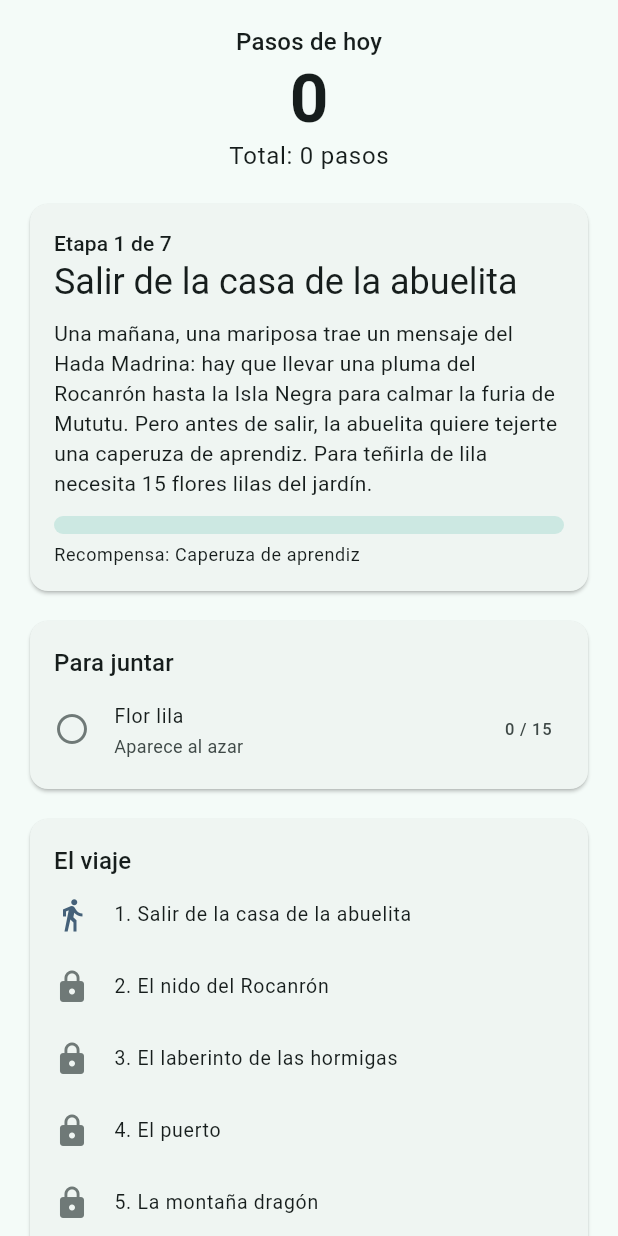
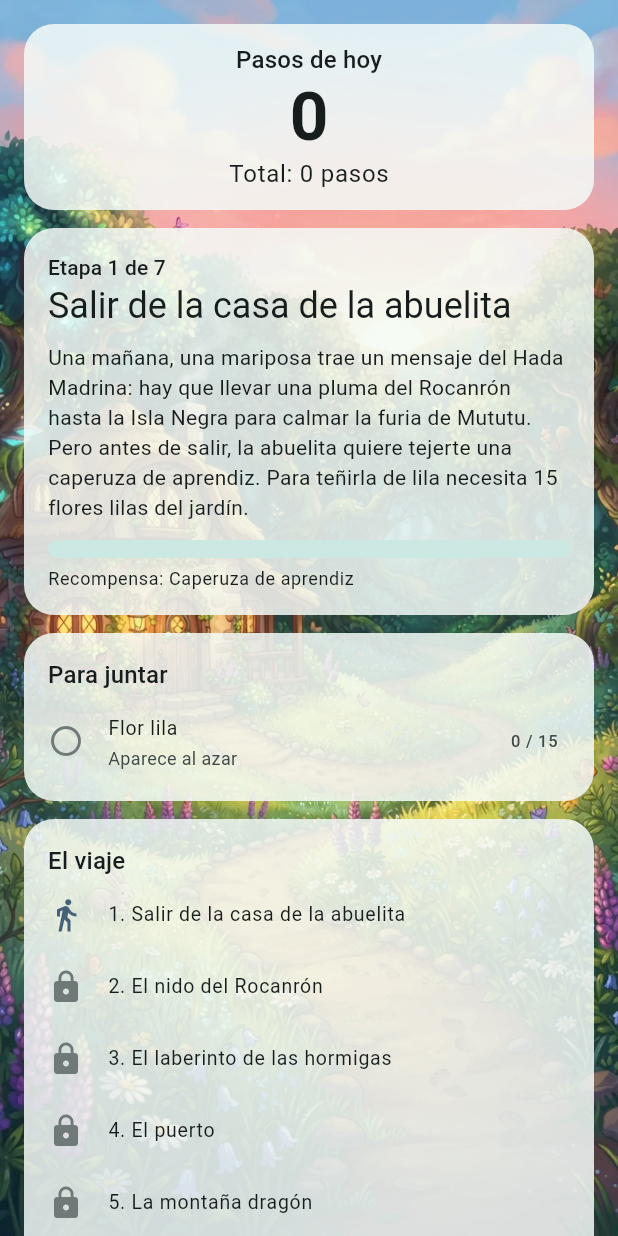
Before and after one commit to Ivanknop/gramonia-steps, a Flutter app: the screen it shows after launch, on a phone screen of 412 x 824 dp. Run offline on Flutter 3.47's test engine with Material 3 defaults, Android fonts, the phone set to English and light mode, and no system bars; our stand-ins replace material_ui, pedometer, permission_handler, shared_preferences.

Commit message:
Fondos ilustrados por etapa con fundido, paneles semitransparentes e ícono de la app
- 7 fondos en WebP (768×1376, 744 KB en total) en assets/backgrounds/.
- Fondo a pantalla completa con fundido al cambiar de etapa; después del
  final queda el de la etapa 7.
- Ícono con flutter_launcher_icons, adaptativo con fondo #60AFE1.
- arte/ queda fuera de git.

Co-Authored-By: Claude Opus 5.5 <noreply@anthropic.com>

```diff
--- a/lib/data/chapter1.dart
+++ b/lib/data/chapter1.dart
@@ -167,6 +167,7 @@ const chapter1 = Chapter(
   stages: [
     Stage(
       id: 'casa_abuelita',
+      background: 'assets/backgrounds/stage_1.webp',
       name: 'Salir de la casa de la abuelita',
       intro:
           'Una mañana, una mariposa trae un mensaje del Hada Madrina: hay que '
@@ -185,6 +186,7 @@ const chapter1 = Chapter(
     ),
     Stage(
       id: 'nido_rocanron',
+      background: 'assets/backgrounds/stage_2.webp',
       name: 'El nido del Rocanrón',
       intro:
           'En lo más alto del bosque vive el Rocanrón, un pájaro enorme que '
@@ -219,6 +221,7 @@ const chapter1 = Chapter(
     ),
     Stage(
       id: 'laberinto_hormigas',
+      background: 'assets/backgrounds/stage_3.webp',
       name: 'El laberinto de las hormigas',
       intro:
           'Para salir del bosque hay que cruzar el laberinto de las hormigas '
@@ -252,6 +255,7 @@ const chapter1 = Chapter(
     ),
     Stage(
       id: 'puerto',
+      background: 'assets/backgrounds/stage_4.webp',
       name: 'El puerto',
       travelSteps: 10000,
       travelText:
@@ -271,6 +275,7 @@ const chapter1 = Chapter(
     ),
     Stage(
       id: 'montana_dragon',
+      background: 'assets/backgrounds/stage_5.webp',
       name: 'La montaña dragón',
       travelSteps: 15000,
       travelText:
@@ -307,6 +312,7 @@ const chapter1 = Chapter(
     ),
     Stage(
       id: 'casa_papa',
+      background: 'assets/backgrounds/stage_6.webp',
       name: 'La casa de papá Caperucita',
       travelSteps: 5000,
       travelText:
@@ -334,6 +340,7 @@ const chapter1 = Chapter(
     ),
     Stage(
       id: 'barco',
+      background: 'assets/backgrounds/stage_7.webp',
       name: 'El barco',
       travelSteps: 5000,
       travelText:
--- a/lib/logic/chapter.dart
+++ b/lib/logic/chapter.dart
@@ -97,11 +97,15 @@ class Stage {
     this.exchanges = const [],
     required this.reward,
     required this.completeMessage,
+    required this.background,
   });
 
   /// Se guarda en el celular: no cambiarlo sin migrar la partida.
   final String id;
   final String name;
+
+  /// Ilustración de fondo (ruta del asset).
+  final String background;
 
   /// Texto al empezar a juntar objetos (después de llegar).
   final String intro;
--- a/lib/ui/home_screen.dart
+++ b/lib/ui/home_screen.dart
@@ -64,42 +64,124 @@ class _HomeScreenState extends State<HomeScreen> {
     final controller = widget.controller;
     final engine = controller.engine;
     return Scaffold(
-      body: SafeArea(
-        child: ListenableBuilder(
+      backgroundColor: Colors.black,
+      body: ListenableBuilder(
         listenable: controller,
         builder: (context, _) {
           final chapter = controller.game.chapter;
           final stage = engine.currentStage(chapter);
-            return SingleChildScrollView(
+          // Después del final queda el fondo de la última etapa.
+          final background = (stage ?? engine.chapter.stages.last).background;
+          _precacheNext(chapter.stageIndex);
+          return Stack(
+            fit: StackFit.expand,
+            children: [
+              StageBackground(asset: background),
+              SafeArea(
+                child: SingleChildScrollView(
                   padding: const EdgeInsets.all(16),
                   child: Column(
                     crossAxisAlignment: CrossAxisAlignment.stretch,
                     children: [
                       _StepsHeader(controller: controller),
                       _StatusNotice(controller: controller),
-                  const SizedBox(height: 16),
+                      const SizedBox(height: 12),
                       if (stage == null)
                         _ChapterDoneCard(engine: engine)
                       else ...[
-                    _StageCard(engine: engine, stage: stage, progress: chapter),
+                        _StageCard(
+                          engine: engine,
+                          stage: stage,
+                          progress: chapter,
+                        ),
                         const SizedBox(height: 12),
-                    _GoalsCard(engine: engine, stage: stage, progress: chapter),
+                        _GoalsCard(
+                          engine: engine,
+                          stage: stage,
+                          progress: chapter,
+                        ),
                       ],
                       const SizedBox(height: 12),
                       _JourneyCard(engine: engine, progress: chapter),
                       if (widget.showDebug) ...[
-                    const SizedBox(height: 16),
-                    OutlinedButton(
-                      onPressed: () => controller.addDebugSteps(debugStepBonus),
+                        const SizedBox(height: 12),
+                        _Panel(
+                          padding: const EdgeInsets.all(8),
+                          child: OutlinedButton(
+                            onPressed: () =>
+                                controller.addDebugSteps(debugStepBonus),
                             child: Text(Strings.debugAdd(debugStepBonus)),
+                          ),
                         ),
                       ],
                     ],
                   ),
+                ),
+              ),
+            ],
           );
         },
       ),
+    );
+  }
+
+  int? _precached;
+
+  /// Carga de antemano el fondo de la etapa siguiente, para que el fundido
+  /// no titile al cambiar de etapa.
+  void _precacheNext(int stageIndex) {
+    if (_precached == stageIndex) return;
+    _precached = stageIndex;
+    final stages = widget.controller.engine.chapter.stages;
+    if (stageIndex + 1 >= stages.length) return;
+    final next = AssetImage(stages[stageIndex + 1].background);
+    WidgetsBinding.instance.addPostFrameCallback((_) {
+      if (mounted) precacheImage(next, context);
+    });
+  }
+}
+
+/// Ilustración de la etapa a pantalla completa. Al cambiar de etapa, la
+/// nueva aparece con un fundido suave sobre la anterior.
+class StageBackground extends StatelessWidget {
+  const StageBackground({super.key, required this.asset});
+
+  final String asset;
+
+  static const fadeDuration = Duration(milliseconds: 800);
+
+  @override
+  Widget build(BuildContext context) {
+    return AnimatedSwitcher(
+      duration: fadeDuration,
+      layoutBuilder: (current, previous) =>
+          Stack(fit: StackFit.expand, children: [...previous, ?current]),
+      child: Image.asset(
+        asset,
+        key: ValueKey(asset),
+        fit: BoxFit.cover,
+        gaplessPlayback: true,
       ),
+    );
+  }
+}
+
+/// Panel semitransparente con bordes redondeados, para que el texto se lea
+/// bien sobre la ilustración.
+class _Panel extends StatelessWidget {
+  const _Panel({required this.child, this.padding = EdgeInsets.zero});
+
+  final Widget child;
+  final EdgeInsetsGeometry padding;
+
+  @override
+  Widget build(BuildContext context) {
+    return DecoratedBox(
+      decoration: BoxDecoration(
+        color: Theme.of(context).colorScheme.surface.withValues(alpha: 0.85),
+        borderRadius: BorderRadius.circular(20),
+      ),
+      child: Padding(padding: padding, child: child),
     );
   }
 }
@@ -113,7 +195,9 @@ class _StepsHeader extends StatelessWidget {
   Widget build(BuildContext context) {
     final text = Theme.of(context).textTheme;
     final state = controller.state;
-    return Column(
+    return _Panel(
+      padding: const EdgeInsets.symmetric(vertical: 12, horizontal: 16),
+      child: Column(
         children: [
           Text(Strings.todayLabel, style: text.titleMedium),
           Text(
@@ -122,6 +206,7 @@ class _StepsHeader extends StatelessWidget {
           ),
           Text(Strings.total(state.totalSteps), style: text.bodyLarge),
         ],
+      ),
     );
   }
 }
@@ -156,7 +241,7 @@ class _StageCard extends StatelessWidget {
       value = have / need;
     }
 
-    return Card(
+    return _Panel(
       child: Padding(
         padding: const EdgeInsets.all(16),
         child: Column(
@@ -231,7 +316,7 @@ class _GoalsCard extends StatelessWidget {
     final colors = Theme.of(context).colorScheme;
     final chapter = engine.chapter;
     final traveling = engine.isTraveling(progress);
-    return Card(
+    return _Panel(
       child: Padding(
         padding: const EdgeInsets.symmetric(vertical: 8),
         child: Column(
@@ -307,7 +392,7 @@ class _JourneyCard extends StatelessWidget {
   Widget build(BuildContext context) {
     final colors = Theme.of(context).colorScheme;
     final stages = engine.chapter.stages;
-    return Card(
+    return _Panel(
       child: Padding(
         padding: const EdgeInsets.symmetric(vertical: 8),
         child: Column(
@@ -354,7 +439,7 @@ class _ChapterDoneCard extends StatelessWidget {
   @override
   Widget build(BuildContext context) {
     final text = Theme.of(context).textTheme;
-    return Card(
+    return _Panel(
       child: Padding(
         padding: const EdgeInsets.all(16),
         child: Column(
@@ -396,7 +481,7 @@ class _StatusNotice extends StatelessWidget {
     if (message == null) return const SizedBox.shrink();
     return Padding(
       padding: const EdgeInsets.only(top: 16),
-      child: Card(
+      child: _Panel(
         child: Padding(
           padding: const EdgeInsets.all(16),
           child: Column(
```
Also changed, not shown: pubspec.yaml (+15 -4 lines), assets/backgrounds/stage_1.webp (added), assets/backgrounds/stage_2.webp (added), assets/backgrounds/stage_3.webp (added), assets/backgrounds/stage_4.webp (added), assets/backgrounds/stage_5.webp (added), assets/backgrounds/stage_6.webp (added), assets/backgrounds/stage_7.webp (added), assets/icon/icon.png (added), pubspec.lock, 16 other files. Lines whose indentation alone changed are shown as unchanged.
